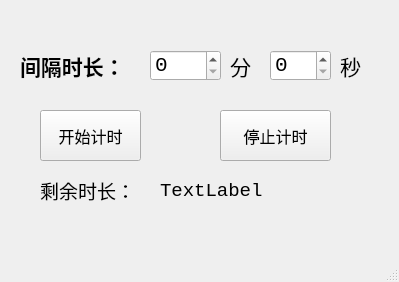
Qt form mainwindow.ui (max-Ernest/clock) before a commit.
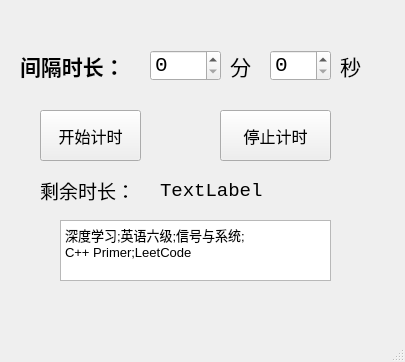
The same form after that commit.

Commit message: 加上了任务表

```diff
--- a/mainwindow.ui
+++ b/mainwindow.ui
@@ -6,8 +6,8 @@
    <rect>
     <x>0</x>
     <y>0</y>
-    <width>399</width>
-    <height>282</height>
+    <width>405</width>
+    <height>362</height>
    </rect>
   </property>
   <property name="windowTitle">
@@ -181,6 +181,24 @@
      <string>剩余时长：</string>
     </property>
    </widget>
+   <widget class="QTextEdit" name="textEdit">
+    <property name="geometry">
+     <rect>
+      <x>60</x>
+      <y>220</y>
+      <width>271</width>
+      <height>61</height>
+     </rect>
+    </property>
+    <property name="html">
+     <string>&lt;!DOCTYPE HTML PUBLIC &quot;-//W3C//DTD HTML 4.0//EN&quot; &quot;http://www.w3.org/TR/REC-html40/strict.dtd&quot;&gt;
+&lt;html&gt;&lt;head&gt;&lt;meta name=&quot;qrichtext&quot; content=&quot;1&quot; /&gt;&lt;style type=&quot;text/css&quot;&gt;
+p, li { white-space: pre-wrap; }
+&lt;/style&gt;&lt;/head&gt;&lt;body style=&quot; font-family:'SimSun'; font-size:9pt; font-weight:400; font-style:normal;&quot;&gt;
+&lt;p style=&quot; margin-top:0px; margin-bottom:0px; margin-left:0px; margin-right:0px; -qt-block-indent:0; text-indent:0px;&quot;&gt;&lt;span style=&quot; font-size:10pt;&quot;&gt;深度学习;英语六级;信号与系统;&lt;/span&gt;&lt;/p&gt;
+&lt;p style=&quot; margin-top:0px; margin-bottom:0px; margin-left:0px; margin-right:0px; -qt-block-indent:0; text-indent:0px;&quot;&gt;&lt;span style=&quot; font-size:10pt;&quot;&gt;C++ Primer;LeetCode&lt;/span&gt;&lt;/p&gt;&lt;/body&gt;&lt;/html&gt;</string>
+    </property>
+   </widget>
   </widget>
   <widget class="QMenuBar" name="menubar">
    <property name="geometry">
```
Left out of the diff: 2 changed lines with no effect on the pictures. The commit also changes 1 other file.
